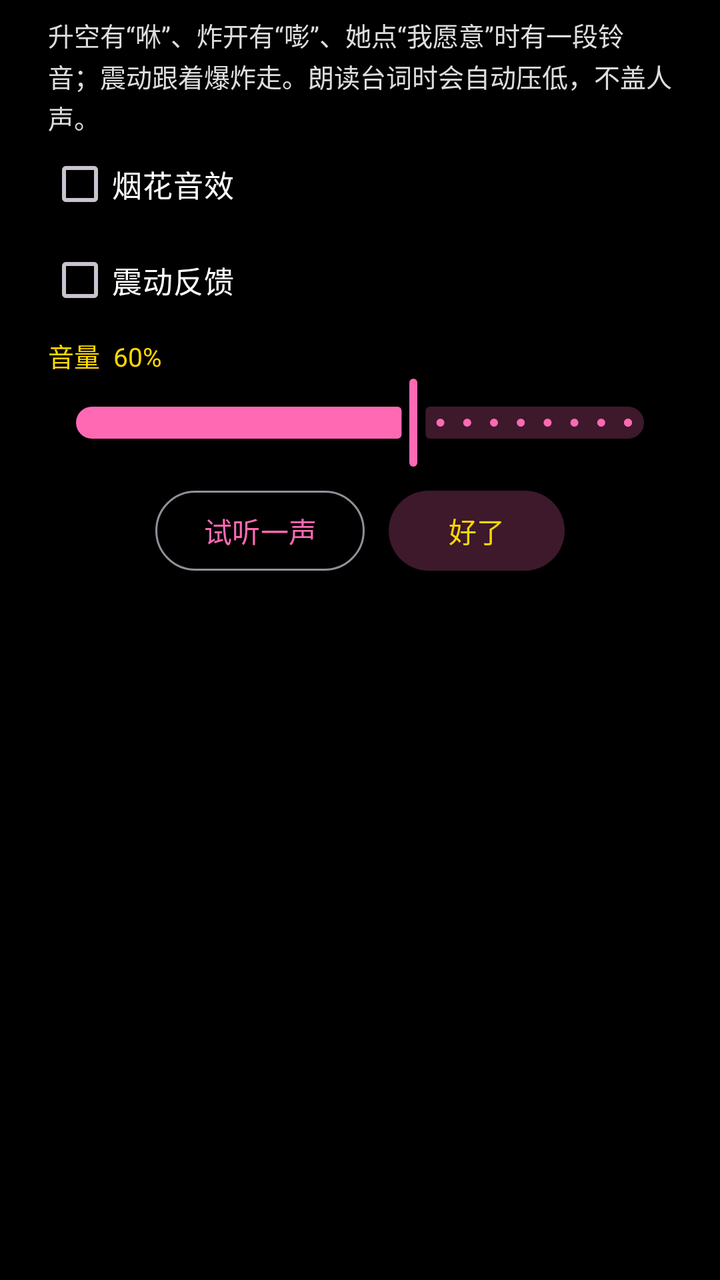
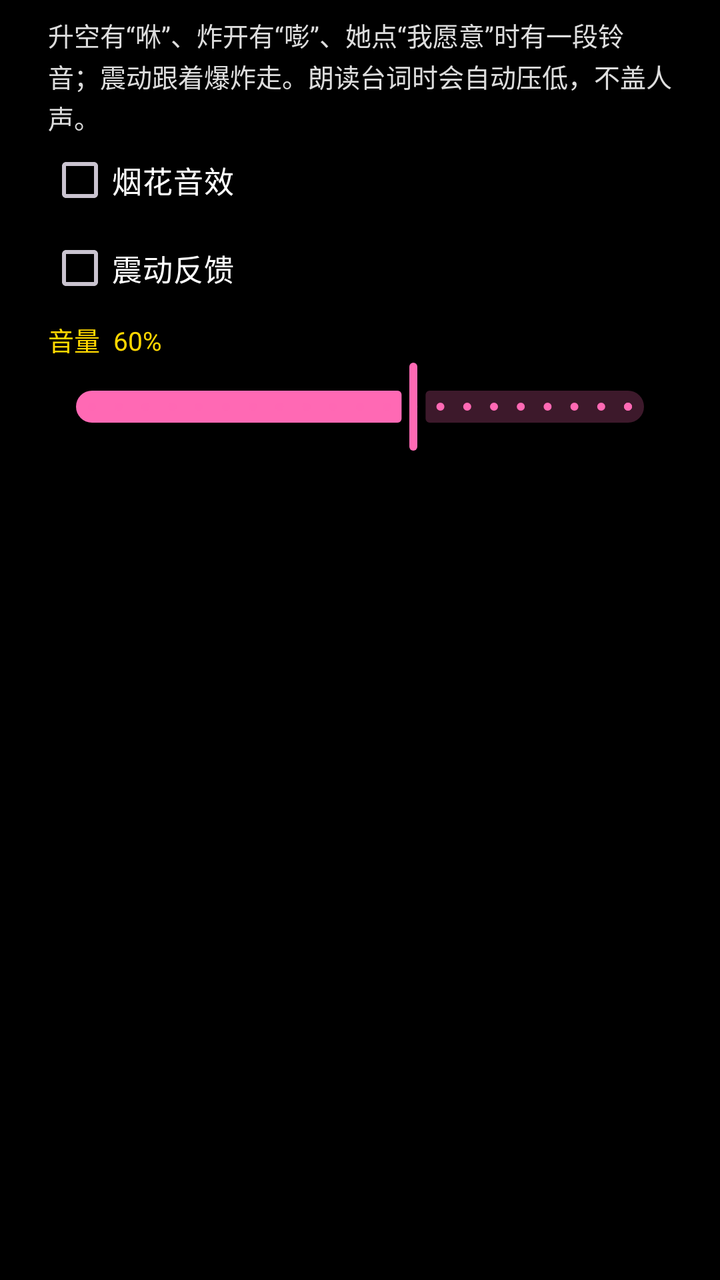

Before-and-after screenshots of an Android layout around one commit, followed by the original layout XML and the change that was made.
<!-- AndroidManifest.xml: application theme Theme.Electronic -->
<!-- res/layout/dialog_sound_fx.xml -->
<?xml version="1.0" encoding="utf-8"?>
<LinearLayout xmlns:android="http://schemas.android.com/apk/res/android"
    android:layout_width="match_parent"
    android:layout_height="wrap_content"
    android:orientation="vertical"
    android:paddingHorizontal="24dp"
    android:paddingTop="8dp"
    android:paddingBottom="4dp">

    <TextView
        android:layout_width="match_parent"
        android:layout_height="wrap_content"
        android:lineSpacingExtra="2dp"
        android:text="升空有“咻”、炸开有“嘭”、她点“我愿意”时有一段铃音；震动跟着爆炸走。朗读台词时会自动压低，不盖人声。"
        android:textColor="#DDDDDD"
        android:textSize="13sp" />

    <com.google.android.material.checkbox.MaterialCheckBox
        android:id="@+id/sw_sound"
        android:layout_width="match_parent"
        android:layout_height="48dp"
        android:text="烟花音效"
        android:textColor="#FFFFFF"
        android:textSize="15sp" />

    <com.google.android.material.checkbox.MaterialCheckBox
        android:id="@+id/sw_vibrate"
        android:layout_width="match_parent"
        android:layout_height="48dp"
        android:text="震动反馈"
        android:textColor="#FFFFFF"
        android:textSize="15sp" />

    <TextView
        android:id="@+id/tv_volume_label"
        android:layout_width="match_parent"
        android:layout_height="wrap_content"
        android:layout_marginTop="4dp"
        android:text="音量  60%"
        android:textColor="#FFD700"
        android:textSize="13sp" />

    <com.google.android.material.slider.Slider
        android:id="@+id/slider_volume"
        android:layout_width="match_parent"
        android:layout_height="wrap_content"
        android:stepSize="5.0"
        android:value="60.0"
        android:valueFrom="0.0"
        android:valueTo="100.0" />

    <LinearLayout
        android:layout_width="match_parent"
        android:layout_height="wrap_content"
        android:layout_marginTop="6dp"
        android:gravity="center"
        android:orientation="horizontal">

        <com.google.android.material.button.MaterialButton
            android:id="@+id/btn_preview"
            style="@style/Widget.Material3.Button.OutlinedButton"
            android:layout_width="wrap_content"
            android:layout_height="wrap_content"
            android:text="试听一声" />

        <com.google.android.material.button.MaterialButton
            android:id="@+id/btn_close"
            style="@style/Widget.Material3.Button.TonalButton"
            android:layout_width="wrap_content"
            android:layout_height="wrap_content"
            android:layout_marginStart="12dp"
            android:text="好了" />
    </LinearLayout>
</LinearLayout>
<!-- resources referenced by this layout -->
<resources>
  <style name="Theme.Electronic" parent="Base.Theme.Electronic" />
  <style name="Base.Theme.Electronic" parent="Theme.Material3.Dark.NoActionBar">
          
          <item name="android:windowBackground">@android:color/black</item>
  
          
          <item name="colorPrimary">@color/romantic_pink</item>
          <item name="colorOnPrimary">@color/white</item>
          <item name="colorSecondary">@color/gold</item>
          <item name="colorOnSecondary">@color/black</item>
          <item name="colorSecondaryContainer">#3DFF69B4</item>
          <item name="colorOnSecondaryContainer">@color/gold</item>
          
          <item name="colorControlActivated">@color/romantic_pink</item>
          <item name="colorControlNormal">@color/text_secondary</item>
  
          
          <item name="android:statusBarColor">@android:color/transparent</item>
          <item name="android:navigationBarColor">@android:color/transparent</item>
          <item name="android:windowLightStatusBar">false</item>
  
          
          <item name="materialAlertDialogTheme">@style/RomanticDialog</item>
      </style>
  <color name="romantic_pink">#FFFF69B4</color>
  <color name="white">#FFFFFFFF</color>
  <color name="gold">#FFFFD700</color>
  <color name="black">#FF000000</color>
  <color name="text_secondary">#B3FFFFFF</color>
  <style name="RomanticDialog" parent="ThemeOverlay.Material3.MaterialAlertDialog">
          <item name="shapeAppearanceOverlay">@style/RomanticDialogShape</item>
      </style>
  <style name="RomanticDialogShape" parent="">
          <item name="cornerFamily">rounded</item>
          <item name="cornerSize">20dp</item>
      </style>
</resources>

<!-- the commit's change to res/layout/dialog_sound_fx.xml (unified diff, before → after) -->
@@ -18,7 +18,7 @@
     <com.google.android.material.checkbox.MaterialCheckBox
         android:id="@+id/sw_sound"
         android:layout_width="match_parent"
-        android:layout_height="48dp"
+        android:layout_height="44dp"
         android:text="烟花音效"
         android:textColor="#FFFFFF"
         android:textSize="15sp" />
@@ -26,7 +26,7 @@
     <com.google.android.material.checkbox.MaterialCheckBox
         android:id="@+id/sw_vibrate"
         android:layout_width="match_parent"
-        android:layout_height="48dp"
+        android:layout_height="44dp"
         android:text="震动反馈"
         android:textColor="#FFFFFF"
         android:textSize="15sp" />
@@ -49,26 +49,4 @@
         android:valueFrom="0.0"
         android:valueTo="100.0" />
 
-    <LinearLayout
-        android:layout_width="match_parent"
-        android:layout_height="wrap_content"
-        android:layout_marginTop="6dp"
-        android:gravity="center"
-        android:orientation="horizontal">
-
-        <com.google.android.material.button.MaterialButton
-            android:id="@+id/btn_preview"
-            style="@style/Widget.Material3.Button.OutlinedButton"
-            android:layout_width="wrap_content"
-            android:layout_height="wrap_content"
-            android:text="试听一声" />
-
-        <com.google.android.material.button.MaterialButton
-            android:id="@+id/btn_close"
-            style="@style/Widget.Material3.Button.TonalButton"
-            android:layout_width="wrap_content"
-            android:layout_height="wrap_content"
-            android:layout_marginStart="12dp"
-            android:text="好了" />
-    </LinearLayout>
 </LinearLayout>
